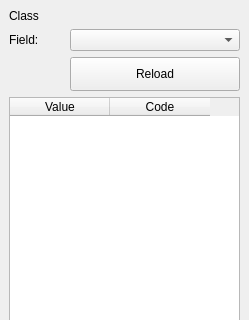
The window that AttributeTools/code_list.ui (dsgoficial/DsgTools) describes before a commit, drawn with Qt 5; both pictures show x 0 to 249 and y 0 to 320 of the 249 by 632 pixel window.
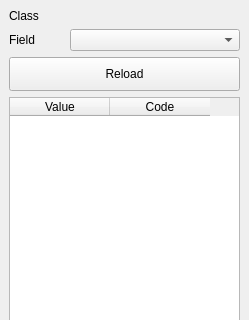
The same window after the commit. Custom widgets are drawn as their Qt base class.

Patch:
```diff
--- a/AttributeTools/code_list.ui
+++ b/AttributeTools/code_list.ui
@@ -10,6 +10,12 @@
     <height>632</height>
    </rect>
   </property>
+  <property name="sizePolicy">
+   <sizepolicy hsizetype="Minimum" vsizetype="Preferred">
+    <horstretch>0</horstretch>
+    <verstretch>0</verstretch>
+   </sizepolicy>
+  </property>
   <property name="windowTitle">
    <string>DSGTools: Code List Viewer</string>
   </property>
@@ -34,8 +40,14 @@
     </item>
     <item row="1" column="0">
      <widget class="QLabel" name="label">
+      <property name="sizePolicy">
+       <sizepolicy hsizetype="Minimum" vsizetype="Preferred">
+        <horstretch>0</horstretch>
+        <verstretch>0</verstretch>
+       </sizepolicy>
+      </property>
       <property name="text">
-       <string>Field:</string>
+       <string>Field</string>
       </property>
      </widget>
     </item>
@@ -53,19 +65,12 @@
         <height>0</height>
        </size>
       </property>
-     </widget>
-    </item>
-    <item row="2" column="1">
-     <widget class="QPushButton" name="refreshButton">
-      <property name="minimumSize">
+      <property name="maximumSize">
        <size>
-        <width>170</width>
-        <height>34</height>
+        <width>1000</width>
+        <height>16777215</height>
        </size>
       </property>
-      <property name="text">
-       <string>Reload</string>
-      </property>
      </widget>
     </item>
     <item row="3" column="0" colspan="2">
@@ -82,6 +87,19 @@
       </column>
      </widget>
     </item>
+    <item row="2" column="0" colspan="2">
+     <widget class="QPushButton" name="refreshButton">
+      <property name="minimumSize">
+       <size>
+        <width>170</width>
+        <height>34</height>
+       </size>
+      </property>
+      <property name="text">
+       <string>Reload</string>
+      </property>
+     </widget>
+    </item>
    </layout>
   </widget>
  </widget>
```
Left out of the diff: 8 changed lines with no effect on the pictures.
